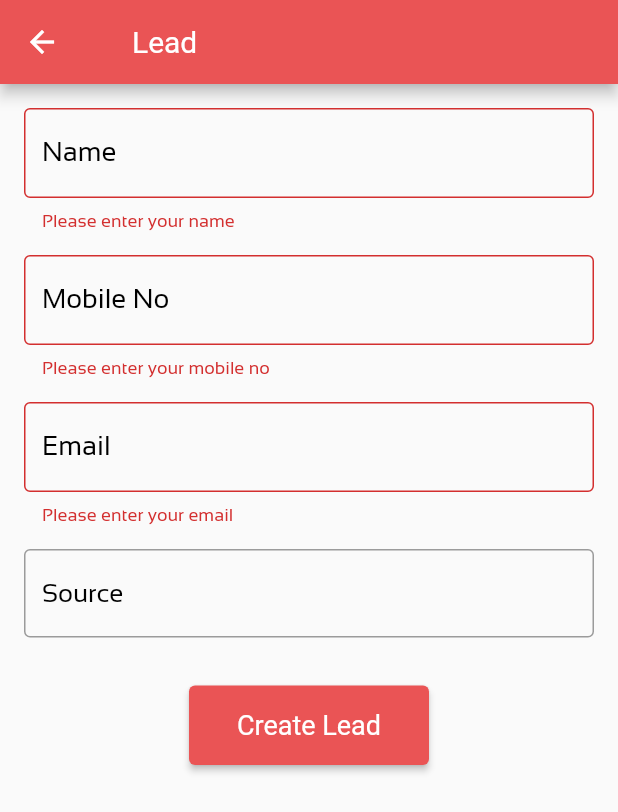
After one commit to thirvusoft/Attendance_marker, a Flutter app: the LeadPage screen opened by its route, after a tap on "Create Lead", on a phone screen of 412 x 824 dp. The commit adds this screen. Shown: the top 812 px of the screen. Run offline on Flutter 3.47's test engine with Material 2 defaults, Android fonts, the phone set to English and light mode, and no system bars; drawn by our look-alikes of searchfield; our stand-ins replace battery_plus, cached_network_image, flutter_dotenv, flutter_phosphor_icons, geocoding, geolocator and 5 more; accounts and stored records are empty; network calls fail; Roboto replaces fonts that are missing (Sansita).

Commit message:
Lead Page

```diff
--- /dev/null
+++ b/lib/Controller/api.dart
@@ -0,0 +1,31 @@
+import 'dart:convert';
+
+import 'package:attendancemarker/Controller/apiservice.dart';
+import 'package:get/get.dart';
+
+class Search extends GetxController {
+  final ApiService apiService = ApiService();
+  List searchlist_ = [].obs;
+
+  Future searchname(name, doctype) async {
+    final response = await apiService.get("frappe.desk.search.search_link", {
+      "txt": name,
+      "doctype": doctype,
+      "ignore_user_permissions": "1",
+      "reference_doctype": "Lead"
+    });
+    if (response.statusCode == 200) {
+      searchlist_.clear();
+      List<String> valuesList = [];
+
+      final jsonResponse = json.decode(response.body);
+
+      for (var item in jsonResponse['results']) {
+        if (item.containsKey('value')) {
+          valuesList.add(item['value']);
+        }
+      }
+      searchlist_ += (valuesList);
+    }
+  }
+}
--- a/lib/Controller/routes.dart
+++ b/lib/Controller/routes.dart
@@ -1,4 +1,5 @@
 import 'package:attendancemarker/Page/homepage.dart';
+import 'package:attendancemarker/Page/lead.dart';
 import 'package:attendancemarker/Page/loginpage.dart';
 import 'package:attendancemarker/Page/loglistpage.dart';
 import 'package:attendancemarker/Page/splash_screen.dart';
@@ -12,6 +13,7 @@ class Routes {
   static String mappage = '/mappage';
   static String splashscreen = '/Splashs';
   static String loglist = '/loglist';
+  static String leadpage = '/leadpage';
 }
 
 final getPages = [
@@ -35,4 +37,8 @@ final getPages = [
     name: Routes.loglist,
     page: () => const Loglist(),
   ),
+  GetPage(
+    name: Routes.leadpage,
+    page: () =>  LeadPage(),
+  ),
 ];
--- a/lib/Page/homepage.dart
+++ b/lib/Page/homepage.dart
@@ -515,6 +515,18 @@ class _HomepageState extends State<Homepage> {
                   const SizedBox(
                     width: 30,
                   ),
+                  TextButton(
+                      child: const Text(
+                        'Lead',
+                        style:
+                            TextStyle(fontSize: 15, color: Color(0xFFEA5455)),
+                      ),
+                      onPressed: () {
+                        Get.offAllNamed("/leadpage");
+                      }),
+                  const SizedBox(
+                    width: 30,
+                  ),
                   ElevatedButton(
                     child: const Text(
                       'Yes, Logout',
--- /dev/null
+++ b/lib/Page/lead.dart
@@ -0,0 +1,150 @@
+import 'package:attendancemarker/Controller/api.dart';
+import 'package:attendancemarker/Controller/apiservice.dart';
+import 'package:attendancemarker/widgets/custom_textfield.dart';
+import 'package:flutter/material.dart';
+import 'package:google_fonts/google_fonts.dart';
+import 'package:searchfield/searchfield.dart';
+import 'package:get/get_state_manager/src/rx_flutter/rx_obx_widget.dart';
+
+class LeadPage extends StatefulWidget {
+  @override
+  State<LeadPage> createState() => _LeadPageState();
+}
+
+class _LeadPageState extends State<LeadPage> {
+  final _formKey = GlobalKey<FormState>();
+  final Search searching = Search();
+
+  final ApiService apiService = ApiService();
+  TextEditingController _nameController = TextEditingController();
+  TextEditingController _mobilenoController = TextEditingController();
+  TextEditingController _emailController = TextEditingController();
+  TextEditingController _sourceController = TextEditingController();
+
+  @override
+  Widget build(BuildContext context) {
+    return Scaffold(
+        appBar: AppBar(
+          backgroundColor: const Color(0xFFEA5455),
+          title: ListTile(
+            title: Text(
+              "Lead",
+              style: GoogleFonts.sansita(fontSize: 20, color: Colors.white),
+            ),
+          ),
+        ),
+        body: SingleChildScrollView(
+          child: Padding(
+            padding: const EdgeInsets.all(16.0),
+            child: Form(
+              key: _formKey,
+              child: Column(
+                crossAxisAlignment: CrossAxisAlignment.start,
+                children: [
+                  CustomTextField(
+                    controller: _nameController,
+                    label: 'Name',
+                    validator: (value) {
+                      if (value == null || value.isEmpty) {
+                        return 'Please enter your name';
+                      }
+                      return null;
+                    },
+                  ),
+                  const SizedBox(height: 16),
+                  CustomTextField(
+                    controller: _mobilenoController,
+                    label: 'Mobile No',
+                    keyboardType: TextInputType.phone,
+                    validator: (value) {
+                      if (value == null || value.isEmpty) {
+                        return 'Please enter your mobile no';
+                      }
+                      // You can add more sophisticated email validation logic here
+                      return null;
+                    },
+                  ),
+                  const SizedBox(height: 16),
+                  CustomTextField(
+                    controller: _emailController,
+                    label: 'Email',
+                    keyboardType: TextInputType.emailAddress,
+                    validator: (value) {
+                      if (value == null || value.isEmpty) {
+                        return 'Please enter your email';
+                      }
+                      // You can add more sophisticated email validation logic here
+                      return null;
+                    },
+                  ),
+                  const SizedBox(height: 16),
+                  _buildSearchField('Source', 'Please enter Source name',
+                      _sourceController, 'Lead Source'),
+                  SizedBox(height: 32),
+                  Center(
+                    child: ElevatedButton(
+                      onPressed: () {
+                        if (_formKey.currentState!.validate()) {
+                          // Form is valid, handle lead creation logic here
+                          print(
+                              'Lead created: ${_nameController.text}, ${_emailController.text}');
+                        }
+                      },
+                      style: ElevatedButton.styleFrom(
+                        padding:
+                            EdgeInsets.symmetric(horizontal: 32, vertical: 16),
+                        textStyle: TextStyle(fontSize: 18),
+                      ),
+                      child: Text('Create Lead'),
+                    ),
+                  ),
+                ],
+              ),
+            ),
+          ),
+        ));
+  }
+
+  Widget _buildSearchField(String label, String errorMessage,
+      TextEditingController controller, String doctype) {
+    return Obx(
+      () => SearchField(
+        controller: controller,
+        searchInputDecoration: InputDecoration(
+          labelText: label,
+          labelStyle: const TextStyle(color: Colors.black),
+          border: const OutlineInputBorder(
+              borderSide: BorderSide(color: Color(0x0ff2d2e4))),
+          focusedBorder: const OutlineInputBorder(
+              borderSide: BorderSide(color: Colors.black)),
+        ),
+        validator: (value) {
+          if (value == null || value.isEmpty) {
+            return errorMessage;
+          }
+
+          return null;
+        },
+        suggestions: searching.searchlist_
+            .map((String) => SearchFieldListItem(String))
+            .toList(),
+        suggestionStyle: TextStyle(fontSize: 16),
+        suggestionState: Suggestion.expand,
+        suggestionsDecoration: SuggestionDecoration(
+            padding: const EdgeInsets.only(top: 10.0, left: 5, bottom: 20),
+            color: const Color(0xFFEDEFFE),
+            borderRadius: const BorderRadius.all(Radius.circular(5))),
+        textInputAction: TextInputAction.next,
+        marginColor: const Color(0xFFEDEFFE),
+        searchStyle: TextStyle(
+          fontSize: 17,
+          color: Colors.black.withOpacity(0.8),
+        ),
+        onSearchTextChanged: (p0) {
+          searching.searchname(controller.text, doctype);
+          return null;
+        },
+      ),
+    );
+  }
+}
--- /dev/null
+++ b/lib/widgets/custom_textfield.dart
@@ -0,0 +1,33 @@
+import 'package:flutter/material.dart';
+
+class CustomTextField extends StatelessWidget {
+  final TextEditingController controller;
+  final String label;
+  final TextInputType keyboardType;
+  final FormFieldValidator<String>? validator;
+
+  const CustomTextField({
+    required this.controller,
+    required this.label,
+    this.keyboardType = TextInputType.text,
+    this.validator,
+  });
+
+  @override
+  Widget build(BuildContext context) {
+    return TextFormField(
+      controller: controller,
+      style: TextStyle(fontSize: 18),
+      keyboardType: keyboardType,
+      decoration: InputDecoration(
+        labelText: label,
+        labelStyle: const TextStyle(color: Colors.black),
+        border: const OutlineInputBorder(
+            borderSide: BorderSide(color: Color(0x0ff2d2e4))),
+        focusedBorder: const OutlineInputBorder(
+            borderSide: BorderSide(color: Colors.black)),
+      ),
+      validator: validator,
+    );
+  }
+}
--- a/pubspec.yaml
+++ b/pubspec.yaml
@@ -45,6 +45,7 @@ dependencies:
   cached_network_image: ^3.3.0
   geolocator: ^10.1.0
   geocoding: ^2.1.1
+  searchfield: ^0.8.8
 
 dev_dependencies:
   flutter_test:
```
Also changed, not shown: lib/Controller/apiservice.dart (line endings or trailing spaces), pubspec.lock, 1 other file.
